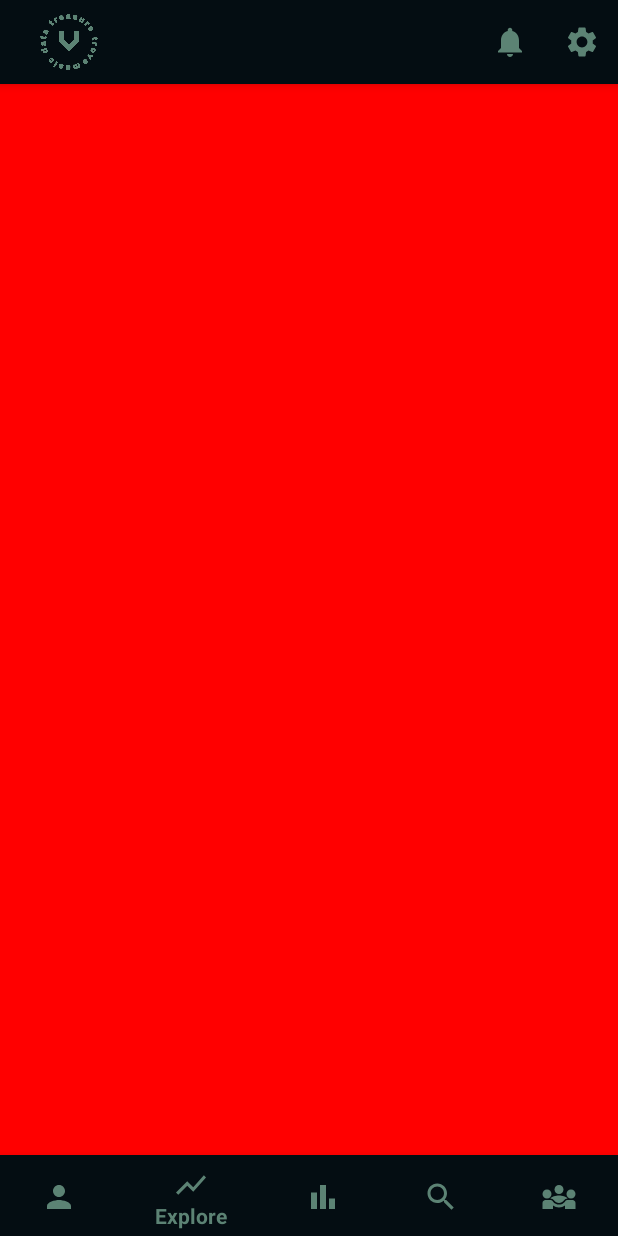
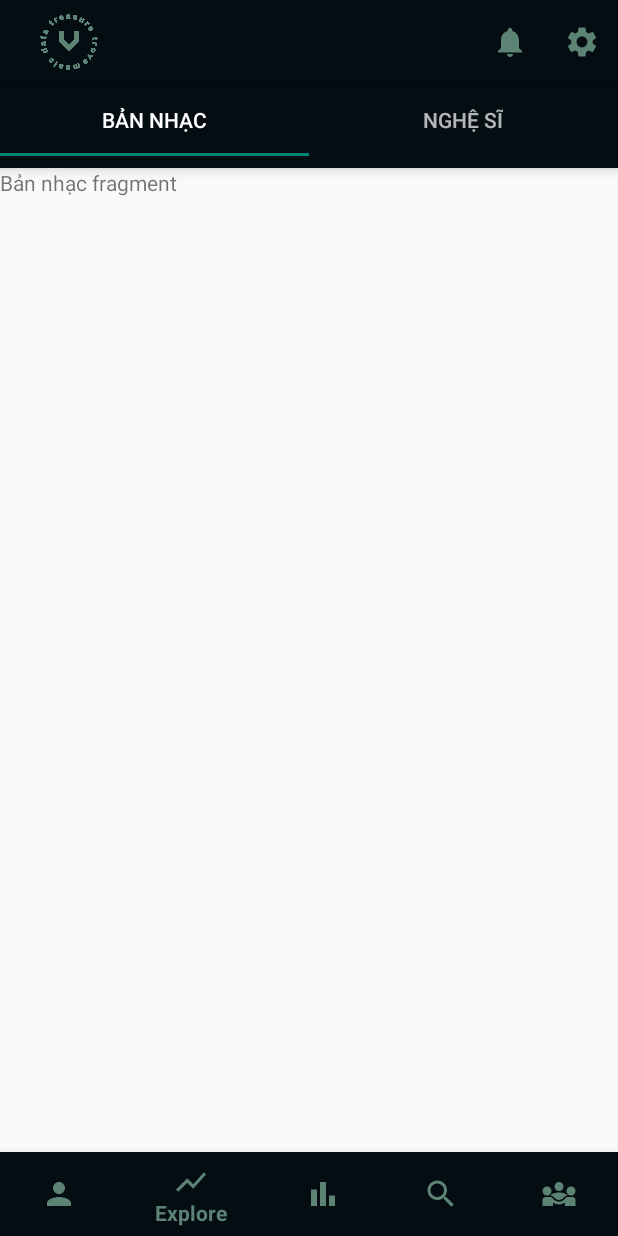
Before and after one commit to kiethopt/voztify, an Android app: the screen it shows after launch (HomeActivity), item 2 of the bottom bar chosen, on a phone screen of 412 x 824 dp. Run offline under Robolectric (Android 15) with nearby library versions, the phone set to English and light mode, and no system bars.

Commit message:
đổi layout của bottomNavigationView từ Relative thành Linear thêm layout cho ExploreFragment

```diff
--- a/app/src/main/java/nhom2/voztify/ExploreFragment.java
+++ b/app/src/main/java/nhom2/voztify/ExploreFragment.java
@@ -8,6 +8,14 @@ import android.view.ViewGroup;
 import androidx.annotation.NonNull;
 import androidx.annotation.Nullable;
 import androidx.fragment.app.Fragment;
+import androidx.fragment.app.FragmentManager;
+import androidx.fragment.app.FragmentPagerAdapter;
+import androidx.viewpager.widget.ViewPager;
+
+import com.google.android.material.tabs.TabLayout;
+
+import java.util.ArrayList;
+import java.util.List;
 
 public class ExploreFragment extends Fragment {
 
@@ -17,6 +25,53 @@ public class ExploreFragment extends Fragment {
 
     @Override
     public View onCreateView(LayoutInflater inflater, ViewGroup container, Bundle savedInstanceState) {
-        return inflater.inflate(R.layout.fragment_explore, container, false);
+        View view = inflater.inflate(R.layout.fragment_explore, container, false);
+
+        ViewPager viewPager = view.findViewById(R.id.viewPager);
+        setupViewPager(viewPager);
+
+        TabLayout tabLayout = view.findViewById(R.id.tabLayout);
+        tabLayout.setupWithViewPager(viewPager);
+
+        return view;
+    }
+
+    private void setupViewPager(ViewPager viewPager) {
+        ViewPagerAdapter adapter = new ViewPagerAdapter(getChildFragmentManager());
+        adapter.addFragment(new TabViewSongsFragment(), "Bản nhạc");
+        adapter.addFragment(new TabViewArtistsFragment(), "Nghệ sĩ");
+        viewPager.setAdapter(adapter);
+    }
+
+    private static class ViewPagerAdapter extends FragmentPagerAdapter {
+
+        private final List<Fragment> fragmentList = new ArrayList<>();
+        private final List<String> fragmentTitleList = new ArrayList<>();
+
+        public ViewPagerAdapter(@NonNull FragmentManager fm) {
+            super(fm, BEHAVIOR_RESUME_ONLY_CURRENT_FRAGMENT);
+        }
+
+        @NonNull
+        @Override
+        public Fragment getItem(int position) {
+            return fragmentList.get(position);
+        }
+
+        @Override
+        public int getCount() {
+            return fragmentList.size();
+        }
+
+        public void addFragment(Fragment fragment, String title) {
+            fragmentList.add(fragment);
+            fragmentTitleList.add(title);
+        }
+
+        @Nullable
+        @Override
+        public CharSequence getPageTitle(int position) {
+            return fragmentTitleList.get(position);
+        }
     }
 }
--- a/app/src/main/java/nhom2/voztify/SplashActivity.java
+++ b/app/src/main/java/nhom2/voztify/SplashActivity.java
@@ -21,6 +21,6 @@ public class SplashActivity extends AppCompatActivity {
                 startActivity(intent);
                 finish();
             }
-        },3000);
+        },2000);
     }
 }
--- /dev/null
+++ b/app/src/main/java/nhom2/voztify/TabViewArtistsFragment.java
@@ -0,0 +1,23 @@
+package nhom2.voztify;
+
+import android.os.Bundle;
+
+import androidx.fragment.app.Fragment;
+
+import android.view.LayoutInflater;
+import android.view.View;
+import android.view.ViewGroup;
+
+
+public class TabViewArtistsFragment extends Fragment {
+    public TabViewArtistsFragment() {
+        // Required empty public constructor
+    }
+
+    @Override
+    public View onCreateView(LayoutInflater inflater, ViewGroup container,
+                             Bundle savedInstanceState) {
+        // Inflate the layout for this fragment
+        return inflater.inflate(R.layout.fragment_tab_view_artists, container, false);
+    }
+}
--- /dev/null
+++ b/app/src/main/java/nhom2/voztify/TabViewSongsFragment.java
@@ -0,0 +1,22 @@
+package nhom2.voztify;
+
+import android.os.Bundle;
+
+import androidx.fragment.app.Fragment;
+
+import android.view.LayoutInflater;
+import android.view.View;
+import android.view.ViewGroup;
+
+public class TabViewSongsFragment extends Fragment {
+
+    public TabViewSongsFragment() {
+        // Required empty public constructor
+    }
+
+    @Override
+    public View onCreateView(LayoutInflater inflater, ViewGroup container, Bundle savedInstanceState) {
+        // Inflate the layout for this fragment
+        return inflater.inflate(R.layout.fragment_tab_view_songs, container, false);
+    }
+}
--- a/app/src/main/res/layout/activity_home.xml
+++ b/app/src/main/res/layout/activity_home.xml
@@ -1,9 +1,10 @@
 <!-- activity_home.xml -->
-<RelativeLayout xmlns:android="http://schemas.android.com/apk/res/android"
+<LinearLayout xmlns:android="http://schemas.android.com/apk/res/android"
     xmlns:app="http://schemas.android.com/apk/res-auto"
     xmlns:tools="http://schemas.android.com/tools"
     android:layout_width="match_parent"
     android:layout_height="match_parent"
+    android:orientation="vertical"
     tools:context=".HomeActivity">
 
     <!-- Your other UI components go here -->
@@ -32,9 +33,8 @@
     <FrameLayout
         android:id="@+id/fragment_container"
         android:layout_width="match_parent"
-        android:layout_height="match_parent"
-        android:layout_above="@id/bottomNavigationView">
-    </FrameLayout>
+        android:layout_height="0dp"
+        android:layout_weight="1"/>
 
     <!-- Bottom Navigation View -->
     <com.google.android.material.bottomnavigation.BottomNavigationView
@@ -42,11 +42,8 @@
         android:background="#040D12"
         android:layout_width="match_parent"
         android:layout_height="wrap_content"
-        android:layout_alignParentBottom="true"
-        android:layout_marginBottom="-2dp"
         app:itemIconTint="#5C8374"
         app:itemTextColor="#5C8374"
         app:menu="@menu/bottom_navigation_menu" />
 
-
-    </RelativeLayout>
+</LinearLayout>
--- a/app/src/main/res/layout/fragment_explore.xml
+++ b/app/src/main/res/layout/fragment_explore.xml
@@ -1,14 +1,23 @@
 <?xml version="1.0" encoding="utf-8"?>
-<RelativeLayout xmlns:android="http://schemas.android.com/apk/res/android"
+<LinearLayout xmlns:android="http://schemas.android.com/apk/res/android"
     xmlns:app="http://schemas.android.com/apk/res-auto"
     xmlns:tools="http://schemas.android.com/tools"
     android:layout_width="match_parent"
     android:layout_height="match_parent"
+    android:orientation="vertical"
     tools:context=".ExploreFragment">
 
-   <TextView
+   <com.google.android.material.tabs.TabLayout
+       android:id="@+id/tabLayout"
        android:layout_width="match_parent"
-       android:background="#F00"
+       android:layout_height="wrap_content"
+       android:background="@color/black"
+       android:elevation="6dp"
+       android:minHeight="?attr/actionBarSize"
+       android:theme="@style/ThemeOverlay.AppCompat.Dark.ActionBar"/>
+
+   <androidx.viewpager.widget.ViewPager
+       android:id="@+id/viewPager"
+       android:layout_width="match_parent"
        android:layout_height="match_parent" />
-
-</RelativeLayout>
+</LinearLayout>
--- /dev/null
+++ b/app/src/main/res/layout/fragment_tab_view_artists.xml
@@ -0,0 +1,13 @@
+<?xml version="1.0" encoding="utf-8"?>
+<FrameLayout xmlns:android="http://schemas.android.com/apk/res/android"
+    xmlns:tools="http://schemas.android.com/tools"
+    android:layout_width="match_parent"
+    android:layout_height="match_parent"
+    tools:context=".TabViewArtistsFragment">
+
+    <TextView
+        android:layout_width="match_parent"
+        android:layout_height="match_parent"
+        android:text="Nghệ sĩ fragment" />
+
+</FrameLayout>
--- /dev/null
+++ b/app/src/main/res/layout/fragment_tab_view_songs.xml
@@ -0,0 +1,10 @@
+<!-- fragment_ban_nhac.xml -->
+<RelativeLayout xmlns:android="http://schemas.android.com/apk/res/android"
+    android:layout_width="match_parent"
+    android:layout_height="match_parent">
+
+    <TextView
+        android:layout_width="match_parent"
+        android:layout_height="match_parent"
+        android:text="Bản nhạc fragment" />
+</RelativeLayout>
```
